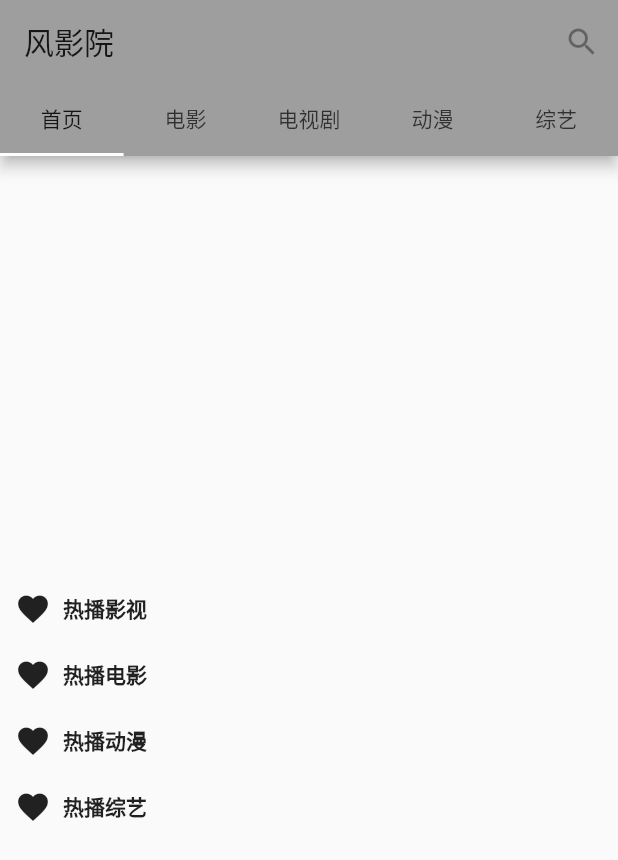
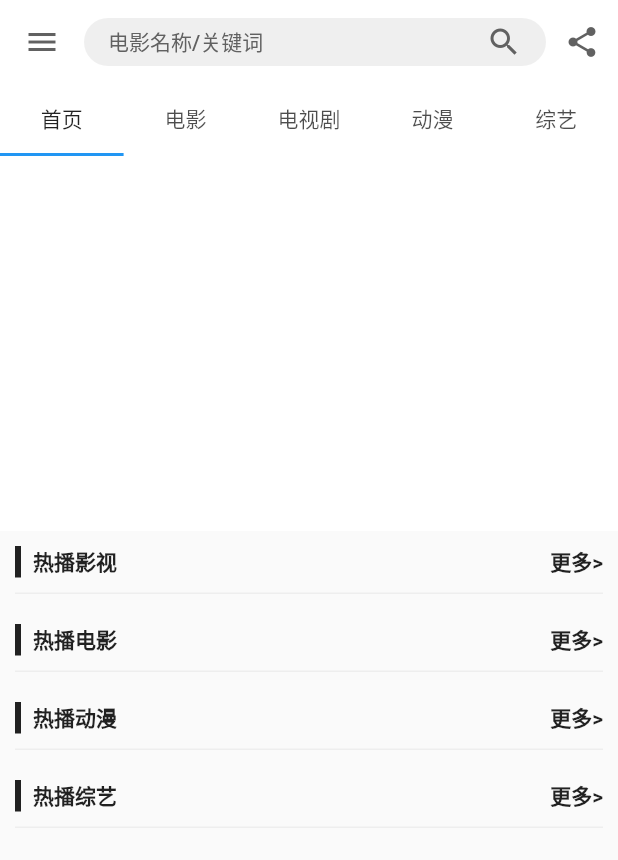
Before and after one commit to CodeByZack/kongtv-flutter, a Flutter app: the screen it shows after launch, on a phone screen of 412 x 824 dp. Shown: the top 860 px of the screen. Run offline on Flutter 3.47's test engine with Material 2 defaults, Android fonts, the phone set to English and light mode, and no system bars; our stand-ins replace dio, flutter_swiper; missing offline and left inert: awsome_video_player; network calls fail.

Commit message:
更新首页ui

```diff
--- /dev/null
+++ b/lib/buildCustomWidget/appBar.dart
@@ -0,0 +1,32 @@
+import 'package:flutter/material.dart';
+
+AppBar buildAppBar(String title, List<String> tabs) {
+  return AppBar(
+      title: new Container(
+        // color: Colors.grey[400].withOpacity(0.5),
+        child: Row(
+            mainAxisAlignment: MainAxisAlignment.spaceBetween,
+            crossAxisAlignment: CrossAxisAlignment.center,
+            children: [
+              Text(
+                "电影名称/关键词",
+                style: TextStyle(color: Colors.grey[700],fontSize: 14),
+              ),
+              Icon(Icons.search)
+            ]),
+        padding: EdgeInsets.symmetric(horizontal: 16.0,vertical: 4.0),
+        decoration: BoxDecoration(
+            borderRadius: BorderRadius.circular(40),
+            color: Colors.grey[300].withOpacity(0.5)),
+      ),
+      elevation: 0,
+      titleSpacing: 0,
+      actions: <Widget>[
+        IconButton(
+          icon: new Icon(Icons.share),
+          tooltip: "search",
+          onPressed: ()=>{},
+        )
+      ],
+      bottom: TabBar(tabs: tabs.map((String tab) => Tab(text: tab)).toList()));
+}
--- /dev/null
+++ b/lib/components/homeSection.dart
@@ -0,0 +1,68 @@
+
+import 'package:flutter/material.dart';
+import 'package:learnflutter/models/movie.dart';
+
+import 'movieItem.dart';
+
+class HomeSection extends StatelessWidget {
+  List<Movie> movies;
+  String title;
+  HomeSection(
+    String title,
+    List<Movie> movies,
+  ) {
+    this.movies = movies;
+    this.title = title;
+  }
+  @override
+  Widget build(BuildContext context) {
+    return new Column(
+      children: <Widget>[
+        buildSectionTitle(),
+        GridView.count(
+            crossAxisCount: 3,
+            childAspectRatio: 2 / 3.6,
+            shrinkWrap: true,
+            crossAxisSpacing: 10,
+            padding: EdgeInsets.symmetric(horizontal: 10),
+            physics: NeverScrollableScrollPhysics(),
+            children: buildGrid(context, movies))
+      ],
+    );
+  }
+
+  Container buildSectionTitle() {
+    return Container(
+      margin: EdgeInsets.all(10),
+      padding: EdgeInsets.only(bottom: 10),
+      decoration: BoxDecoration(
+          border:
+              Border(bottom: BorderSide(color: Colors.grey[200], width: 1))),
+      child: Row(
+        mainAxisAlignment: MainAxisAlignment.spaceBetween,
+        children: <Widget>[
+          Container(
+            child: Text(title,
+                textAlign: TextAlign.left,
+                overflow: TextOverflow.ellipsis,
+                style: TextStyle(fontWeight: FontWeight.bold)),
+            padding: EdgeInsets.only(left: 8.0),
+            decoration: BoxDecoration(
+                border:
+                    Border(left: BorderSide(color: Colors.black87, width: 4))),
+          ),
+          Text(
+            "更多>",
+            style: TextStyle(fontWeight: FontWeight.bold),
+          )
+        ],
+      ),
+    );
+  }
+
+  List<Widget> buildGrid(BuildContext context, List<Movie> arry) {
+    return arry.map((item) {
+      return MovieItem(context, item);
+    }).toList();
+  }
+}
--- /dev/null
+++ b/lib/components/movieItem.dart
@@ -0,0 +1,44 @@
+import 'package:flutter/material.dart';
+import 'package:learnflutter/models/movie.dart';
+
+Widget MovieItem(BuildContext context, Movie item) {
+  return GestureDetector(
+      onTap: () {
+        handleTap(context, item);
+      },
+      child: Container(
+          margin: EdgeInsets.only(bottom: 16),
+          child: Material(
+            color: Colors.white,
+            elevation: 10,
+            borderRadius: BorderRadius.all(Radius.circular(8)),
+            child: Column(
+              children: <Widget>[
+                ClipRRect(
+                  borderRadius: BorderRadius.only(
+                      topLeft: Radius.circular(8),
+                      topRight: Radius.circular(8)),
+                  child: AspectRatio(
+                    aspectRatio: 9 / 12,
+                    child: Image.network(
+                      item.vodPic,
+                      fit: BoxFit.cover,
+                      alignment: Alignment.topCenter,
+                    ),
+                  ),
+                ),
+                Padding(
+                    child: Text(
+                      item.vodName,
+                      overflow: TextOverflow.ellipsis,
+                    ),
+                    padding: EdgeInsets.only(top: 8))
+              ],
+            ),
+          )));
+}
+
+handleTap(BuildContext context, Movie item) {
+  print(item.vodName);
+  Navigator.of(context).pushNamed("/moviedetail", arguments: item);
+}
--- a/lib/homeLayout.dart
+++ b/lib/homeLayout.dart
@@ -1,8 +1,9 @@
-
 import 'package:flutter/material.dart';
 import 'package:learnflutter/base/global.dart';
 import 'package:learnflutter/pages/category.dart';
+import 'buildCustomWidget/appBar.dart';
 import 'pages/home.dart';
+
 class MyHomePage extends StatefulWidget {
   @override
   _MyHomePageState createState() => new _MyHomePageState();
@@ -12,40 +13,26 @@ class _MyHomePageState extends State<MyHomePage> {
   @override
   Widget build(BuildContext context) {
     // TODO: implement build
-    return new DefaultTabController(
+    return DefaultTabController(
       length: TAB_TITLES.length,
-      child: new Scaffold(
-        appBar: new AppBar(
-          title: new Text("风影院"),
-          actions: <Widget>[
-            new IconButton(
-              icon: new Icon(Icons.search),
-              tooltip: "search",
-              onPressed: null,
-            )
-          ],
-          bottom: new TabBar(
-              tabs: TAB_TITLES.map((String tab) {
-                return new Tab(text: tab);
-              }).toList()),
+      child: Scaffold(
+        appBar: buildAppBar("风影院", TAB_TITLES),
+        body: TabBarView(
+          children: buildTabBarViews(),
         ),
-        body: new TabBarView(
-          children: buildList(),
+        drawer: Drawer(
+          child: new Container(),
         ),
-        // drawer: new Drawer(
-        //   child: new Text("drawer"),
-        // ),
       ),
     );
   }
 
-  List<Widget> buildList() {
+  List<Widget> buildTabBarViews() {
     List<Widget> ws = [];
     ws.add(new HomePage());
-    for (var i = 1; i < TAB_TITLES.length ; i++) {
+    for (var i = 1; i < TAB_TITLES.length; i++) {
       ws.add(new CategoryPage(MOVIE_TYPE[i]));
     }
-
     return ws;
   }
 }
--- a/lib/main.dart
+++ b/lib/main.dart
@@ -8,23 +8,6 @@ void main() {
   runApp(new MyApp());
 }
 
-
-//  onGenerateRoute = (RouteSettings settings) {
-//   print("onGenerateRoute");
-//   final String name = settings.name;
-//   final Function pageContentBuilder = routers[name];
-//   if (pageContentBuilder != null) {
-//     final Route route = MaterialPageRoute(
-//       builder: (context) {
-//         //将RouteSettings中的arguments参数取出来，通过构造函数传入
-//         return pageContentBuilder(context, arguments: settings.arguments);
-//       },
-//       settings: settings,
-//     );
-//     return route;
-//   }
-// };
-
 class MyApp extends StatelessWidget {
   // This widget is the root of your application.
   @override
@@ -32,7 +15,10 @@ class MyApp extends StatelessWidget {
     return new MaterialApp(
       title: "风影院",
       theme: new ThemeData(
-        primarySwatch: Colors.grey,
+        primaryColor: Colors.white,
+        iconTheme: IconThemeData(color: Colors.grey[700]),
+        backgroundColor: Colors.white,
+        appBarTheme: AppBarTheme(iconTheme: IconThemeData(color: Colors.grey[700]))
       ),
       initialRoute: "/",
       onGenerateRoute: (RouteSettings settings) {
--- a/lib/pages/category.dart
+++ b/lib/pages/category.dart
@@ -3,9 +3,9 @@ import 'dart:convert';
 import 'package:dio/dio.dart';
 import 'package:flutter/cupertino.dart';
 import 'package:learnflutter/base/basePage.dart';
+import 'package:learnflutter/components/movieItem.dart';
 import 'package:learnflutter/http/api.dart';
 import 'package:learnflutter/models/movie.dart';
-import 'package:learnflutter/pages/components/movieItem.dart';
 
 class CategoryPage extends StatefulWidget {
   String type;
@@ -90,7 +90,7 @@ class _CategoryPage extends State<CategoryPage> with CancelMixin,AutomaticKeepAl
       padding: EdgeInsets.all(10),
       child: GridView.count(
           crossAxisCount: 3,
-          childAspectRatio: 2 / 3.5,
+          childAspectRatio: 2 / 3.6,
           shrinkWrap: true,
           crossAxisSpacing: 10,
           controller: _controller,
--- a/lib/pages/components/movieItem.dart
+++ /dev/null
@@ -1,50 +0,0 @@
-import 'package:flutter/material.dart';
-import 'package:learnflutter/models/movie.dart';
-
-Widget MovieItem(BuildContext context, Movie item) {
-  return GestureDetector(
-    onTap: () {
-      handleTap(context, item);
-    },
-    child: Container(
-        child: Column(
-          children: <Widget>[
-            ClipRRect(
-              borderRadius: BorderRadius.only(
-                  topLeft: Radius.circular(8), topRight: Radius.circular(8)),
-              child: AspectRatio(
-                aspectRatio: 9 / 12,
-                child: Image.network(
-                  item.vodPic,
-                  fit: BoxFit.cover,
-                  alignment: Alignment.topCenter,
-                ),
-              ),
-            ),
-            Padding(
-                child: Text(
-                  item.vodName,
-                  overflow: TextOverflow.ellipsis,
-                ),
-                padding: EdgeInsets.only(top: 10))
-          ],
-        ),
-        decoration: new BoxDecoration(
-            color: Colors.white,
-            borderRadius: new BorderRadius.all(new Radius.circular(8.0)),
-            boxShadow: [
-              ///阴影颜色/位置/大小等
-              BoxShadow(
-                color: Colors.grey[300], offset: Offset(1, 1),
-                ///模糊阴影半径
-                blurRadius: 5,
-              )
-            ]),
-        margin: const EdgeInsets.only(bottom: 15)),
-  );
-}
-
-handleTap(BuildContext context, Movie item) {
-  print(item.vodName);
-  Navigator.of(context).pushNamed("/moviedetail", arguments: item);
-}
--- a/lib/pages/home.dart
+++ b/lib/pages/home.dart
@@ -1,9 +1,10 @@
 import 'dart:convert';
 import 'package:flutter/material.dart';
 import 'package:flutter_swiper/flutter_swiper.dart';
+import 'package:learnflutter/components/homeSection.dart';
+import 'package:learnflutter/components/movieItem.dart';
 import 'package:learnflutter/http/api.dart';
 import 'package:learnflutter/models/movie.dart';
-import 'package:learnflutter/pages/components/movieItem.dart';
 // import 'package:learnflutter/models/movie.dart';
 
 class HomePage extends StatefulWidget {
@@ -11,12 +12,16 @@ class HomePage extends StatefulWidget {
   _HomePageState createState() => new _HomePageState();
 }
 
-class _HomePageState extends State<HomePage> with AutomaticKeepAliveClientMixin{
+class _HomePageState extends State<HomePage>
+    with AutomaticKeepAliveClientMixin {
   List<Movie> dy = [];
   List<Movie> zy = [];
   List<Movie> dsj = [];
   List<Movie> dm = [];
   List<Movie> banner = [];
+
+  @override
+  bool get wantKeepAlive => true;
 
   @override
   void initState() {
@@ -60,18 +65,18 @@ class _HomePageState extends State<HomePage> with AutomaticKeepAliveClientMixin{
 
   @override
   Widget build(BuildContext context) {
-    return new ListView(
-      children: <Widget>[
-        new Container(
-            height: 280.0, // 单位是逻辑上的像素（并非真实的像素，类似于浏览器中的像素）
-            // padding: const EdgeInsets.symmetric(vertical: 8.0),
-            // decoration: new BoxDecoration(color: Colors.blue[500]),
-            child: new Swiper(
+    return CustomScrollView(
+      // controller: _controller,
+      slivers: <Widget>[
+        SliverAppBar(
+            flexibleSpace: Container(
+                height: 250.0,
+                child: Swiper(
                   itemBuilder: (BuildContext context, int index) {
                     Movie item = banner[index];
                     return GestureDetector(
                       child: ClipRRect(
-                    child: new Image.network(
+                        child: Image.network(
                           item.vodPic,
                           fit: BoxFit.cover,
                         ),
@@ -83,67 +88,26 @@ class _HomePageState extends State<HomePage> with AutomaticKeepAliveClientMixin{
                     );
                   },
                   itemCount: banner.length,
-              pagination: new SwiperPagination(),
-              // control: new SwiperControl(),
+                  pagination: SwiperPagination(),
+                  // control: SwiperControl(),
                   autoplay: true,
                 )),
-        new HomeSection("热播影视", dsj),
-        new HomeSection("热播电影", dy),
-        new HomeSection("热播动漫", dm),
-        new HomeSection("热播综艺", zy),
+            expandedHeight: 250,
+            automaticallyImplyLeading: false),
+        SliverList(
+          delegate: SliverChildBuilderDelegate(
+            (context, index) {
+              if(index==0)return HomeSection("热播影视", dsj);
+              if(index==1)return HomeSection("热播电影", dy);
+              if(index==2)return HomeSection("热播动漫", dm);
+              if(index==3)return HomeSection("热播综艺", zy);
+              return null;
+            },
+            childCount: 4,
+          ),
+        )
       ],
     );
   }
 
-  @override
-  // TODO: implement wantKeepAlive
-  bool get wantKeepAlive => true;
 }
-
-class HomeSection extends StatelessWidget {
-  List<Movie> movies;
-  String title;
-  HomeSection(
-    String title,
-    List<Movie> movies,
-  ) {
-    this.movies = movies;
-    this.title = title;
-  }
-  @override
-  Widget build(BuildContext context) {
-    return new Column(
-      children: <Widget>[
-        Padding(
-          padding: EdgeInsets.all(10),
-          child: Row(
-            children: <Widget>[
-              Padding(
-                child: Icon(Icons.favorite),
-                padding: EdgeInsets.only(right: 8),
-              ),
-              Text(title,
-                  textAlign: TextAlign.left,
-                  overflow: TextOverflow.ellipsis,
-                  style: TextStyle(fontWeight: FontWeight.bold)),
-            ],
-          ),
-        ),
-        GridView.count(
-            crossAxisCount: 3,
-            childAspectRatio: 2 / 3.5,
-            shrinkWrap: true,
-            crossAxisSpacing: 10,
-            padding: EdgeInsets.symmetric(horizontal: 10),
-            physics: NeverScrollableScrollPhysics(),
-            children: buildGrid(context, movies))
-      ],
-    );
-  }
-
-  List<Widget> buildGrid(BuildContext context, List<Movie> arry) {
-    return arry.map((item) {
-      return MovieItem(context, item);
-    }).toList();
-  }
-}
--- a/lib/pages/moveDetail.dart
+++ b/lib/pages/moveDetail.dart
@@ -14,20 +14,21 @@ class _MovieDetailState extends State<MovieDetail> {
     return Scaffold(
       appBar: AppBar(
         title: Text(item.vodName),
+        elevation: 0,
       ),
       body: SingleChildScrollView(
-        child: Padding(
-          padding: EdgeInsets.only(top: 48, left: 16, right: 16, bottom: 16),
+          child: Container(
+            color: Colors.white,
+            padding: EdgeInsets.only(top: 16, left: 16, right: 16, bottom: 16),
             child: Column(children: <Widget>[
               buildTop(item),
               buildDesc(item),
               Padding(
                 padding: EdgeInsets.only(top: 20),
-              child: buildPlayList(context,item),
+                child: buildPlayList(context, item),
               )
             ]),
-        ),
-      ),
+          )),
     );
   }
 
@@ -78,7 +79,7 @@ class _MovieDetailState extends State<MovieDetail> {
     );
   }
 
-  Column buildPlayList(BuildContext context ,Movie item) {
+  Column buildPlayList(BuildContext context, Movie item) {
     return Column(
       crossAxisAlignment: CrossAxisAlignment.start,
       children: <Widget>[
@@ -93,13 +94,13 @@ class _MovieDetailState extends State<MovieDetail> {
           mainAxisSpacing: 8,
           padding: EdgeInsets.only(top: 10),
           physics: NeverScrollableScrollPhysics(),
-          children: handlePlayList(context,item),
+          children: handlePlayList(context, item),
         )
       ],
     );
   }
 
-  List<Widget> handlePlayList(BuildContext context,Movie item) {
+  List<Widget> handlePlayList(BuildContext context, Movie item) {
     String url = item.vodPlayUrl;
     List<String> t = url.split("\$\$\$");
     String one = t[0];
@@ -118,24 +119,21 @@ class _MovieDetailState extends State<MovieDetail> {
       widgets.add(RaisedButton(
           onPressed: () {
             print(play);
-            Navigator.pushNamed(context, "/playmovie",arguments: play);
-
+            Navigator.pushNamed(context, "/playmovie", arguments: play);
           },
           textColor: Colors.white,
           color: Color.fromARGB(2, 2, 200, 200),
           padding: const EdgeInsets.all(0.0),
-          child: Text(play.linkName)
-      ));
+          child: Text(play.linkName)));
     });
 
     return widgets;
   }
 }
 
-
-class PlayItem{
+class PlayItem {
   String movieName;
   String linkName;
   String linkUrl;
-  PlayItem(this.movieName,this.linkName,this.linkUrl);
+  PlayItem(this.movieName, this.linkName, this.linkUrl);
 }
--- a/lib/pages/playMovie.dart
+++ b/lib/pages/playMovie.dart
@@ -16,13 +16,17 @@ class _PlayMovieState extends State<PlayMovie> {
 
   @override
   Widget build(BuildContext context) {
-    return  Scaffold(
+    return Scaffold(
         appBar: AppBar(
           title: Text("${arguments.movieName}${arguments.linkName}"),
+          elevation: 0,
         ),
-        body: Column(
-          children: [AwsomeVideoPlayer(
+        body: Container(
+          color: Colors.white,
+          child: Column(children: [
+            AwsomeVideoPlayer(
               arguments.linkUrl,
+
               /// 视频播放配置
               playOptions: VideoPlayOptions(
                   seekSeconds: 30,
@@ -54,8 +58,8 @@ class _PlayMovieState extends State<PlayMovie> {
                       // playedColor: Colors.red,
                       // bufferedColor: Colors.yellow,
                       // backgroundColor: Colors.green,
-                    dragBarColor:
-                        Colors.white, //进度条为`progress`时有效，如果时`basic-progress`则无效
+                      dragBarColor: Colors
+                          .white, //进度条为`progress`时有效，如果时`basic-progress`则无效
                       height: 4,
                       progressRadius:
                           2, //进度条为`progress`时有效，如果时`basic-progress`则无效
@@ -63,7 +67,8 @@ class _PlayMovieState extends State<PlayMovie> {
                       ),
 
                   /// 更改进度栏的播放按钮
-                playIcon: Icon(Icons.play_arrow, color: Colors.white, size: 16),
+                  playIcon:
+                      Icon(Icons.play_arrow, color: Colors.white, size: 16),
 
                   /// 更改进度栏的暂停按钮
                   pauseIcon: Icon(
@@ -125,9 +130,8 @@ class _PlayMovieState extends State<PlayMovie> {
                 print("返回上一页");
               },
             ),
-          ]
-        ),
-    );
+          ]),
+        ));
   }
 
   @override
```
Lines whose indentation alone changed are shown as unchanged.
